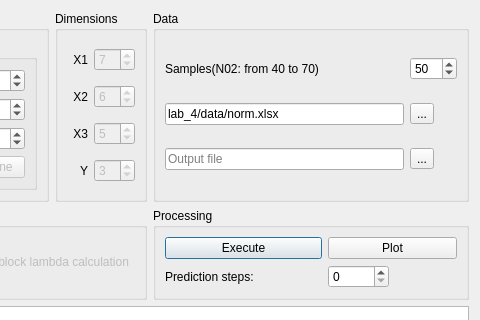
First picture: the form in lab_4/main_window.ui, repository fatvlady/sys-an-labs, before the edit; both pictures show x 278 to 758 and y 0 to 320 of the 758 by 650 pixel window.
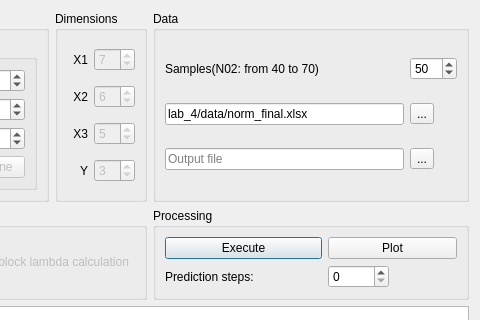
Second picture: the form after the edit.

Commit message: Fixed data scan.

```diff
--- a/lab_4/main_window.ui
+++ b/lab_4/main_window.ui
@@ -358,7 +358,7 @@
       <item row="1" column="0">
        <widget class="QLineEdit" name="line_input">
         <property name="text">
-         <string>lab_4/data/norm.xlsx</string>
+         <string>lab_4/data/norm_final.xlsx</string>
         </property>
         <property name="placeholderText">
          <string>Input file</string>
```
The commit also changes 1 other file.
